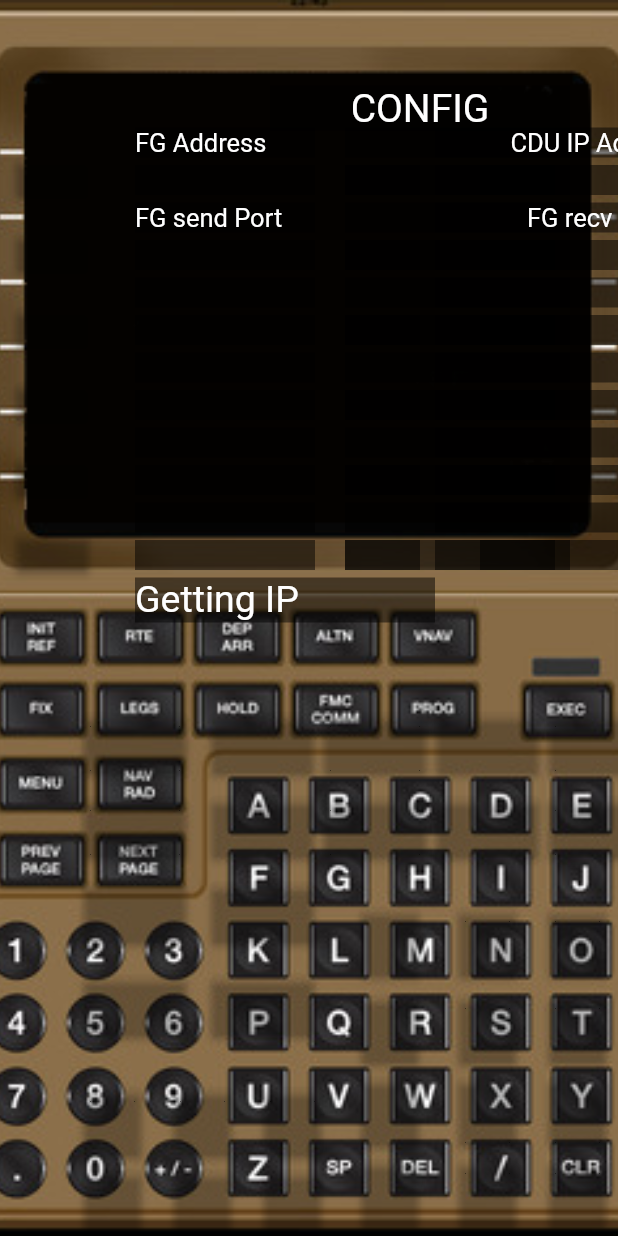
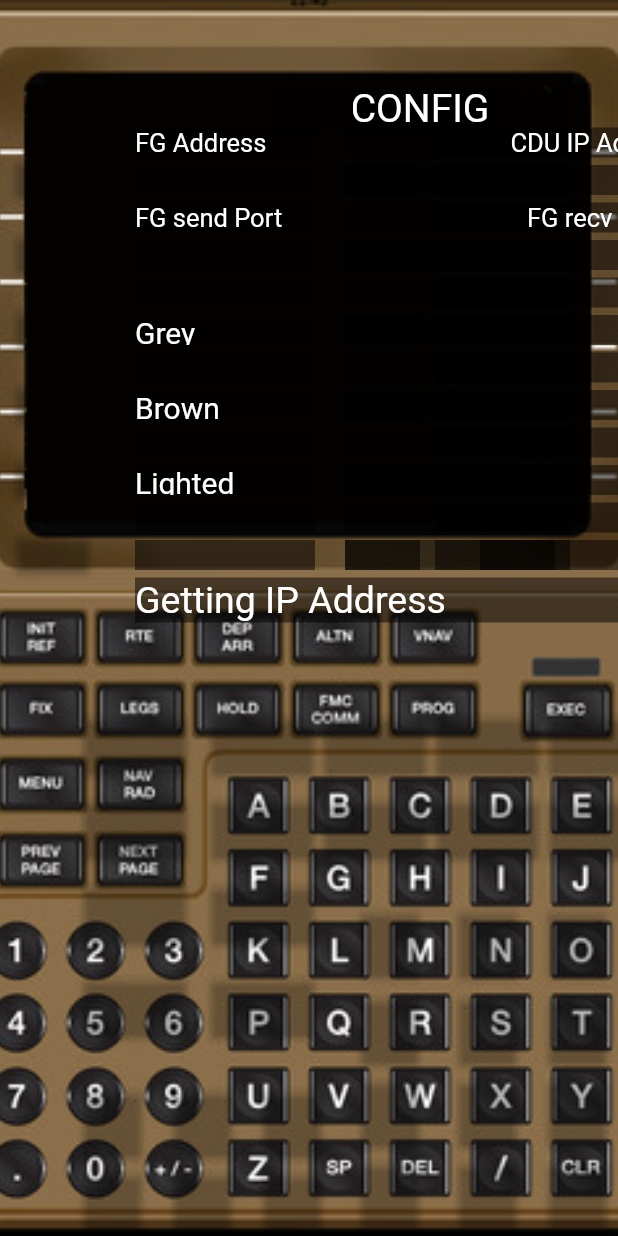
Before and after one commit to nitinsane/virtual_cdu_app, a Flutter app: the screen it shows after launch, on a phone screen of 412 x 824 dp. Run offline on Flutter 3.47's test engine with Material 2 defaults, Android fonts, the phone set to English and light mode, and no system bars; our stand-ins replace permission_handler; missing offline and left inert: network_info_plus.

Commit message:
added new skins

```diff
--- a/lib/main.dart
+++ b/lib/main.dart
@@ -205,7 +205,7 @@ const double lineLine6Y = lineLine5Y + lineSpacingOffset;
 /// //////////////////
 //const double lineScratchBufX = 180;
 const double lineScratchBufY = 385;
-const double lineScratchBufWidth = 200;
+const double lineScratchBufWidth = 400;
 const double lineScratchBufHeight = 30;
 
 ////////////////////////////////////////////////
@@ -302,6 +302,11 @@ class _MyHomePageState extends State<MyHomePage> {
 
   bool inInitMode = true;
 
+  String backgroundImage = "assets/images/Virtual-CDU-777.png";
+  String greyBackgroundImage = "assets/images/boeing_grey.png";
+  String lightmapBackgroundImage = "assets/images/boeing_lightmap.png";
+  String brownBackgroundImage = "assets/images/boeing_brown.png";
+
   // constructor
   _MyHomePageState() {
     debugPrint("in myclassstate constructor");
@@ -312,6 +317,10 @@ class _MyHomePageState extends State<MyHomePage> {
     inputArray[lineLine2LeftTitleIndex] = "FG send Port";
     inputArray[lineLine2RightTitleIndex] = "FG recv  Port";
     inputArray[lineScratchBuffIndex] = "Getting IP Address";
+
+    inputArray[lineLine3LeftIndex] = "Grey";
+    inputArray[lineLine4LeftIndex] = "Brown";
+    inputArray[lineLine5LeftIndex] = "Lighted";
     //update();
 
     gettingIP().then((ip) {
@@ -377,9 +386,9 @@ class _MyHomePageState extends State<MyHomePage> {
       body: Container(
         width: MediaQuery.of(context).size.width,
         height: MediaQuery.of(context).size.height,
-        decoration: const BoxDecoration(
+        decoration: BoxDecoration(
           image: DecorationImage(
-            image: AssetImage("assets/images/Virtual-CDU-777.png"),
+            image: AssetImage(backgroundImage),
             fit: BoxFit.cover,
           ),
         ),
@@ -481,6 +490,15 @@ class _MyHomePageState extends State<MyHomePage> {
     } else if (button == "LSK2R") {
       inputArray[lineLine2RightIndex] = inputArray[lineScratchBuffIndex];
       inputArray[lineScratchBuffIndex] = "";
+      update();
+    } else if (button == "LSK3L") {
+      backgroundImage = greyBackgroundImage;
+      update();
+    } else if (button == "LSK4L") {
+      backgroundImage = brownBackgroundImage;
+      update();
+    } else if (button == "LSK5L") {
+      backgroundImage = lightmapBackgroundImage;
       update();
     } else if (button == "CLR") {
       // remove last character if there are any
--- a/pubspec.yaml
+++ b/pubspec.yaml
@@ -65,6 +65,9 @@ flutter:
   #   - images/a_dot_ham.jpeg
   assets:
     - assets/images/Virtual-CDU-777.png
+    - assets/images/boeing_grey.png
+    - assets/images/boeing_brown.png
+    - assets/images/boeing_lightmap.png
 
   # An image asset can refer to one or more resolution-specific "variants", see
   # https://flutter.dev/assets-and-images/#resolution-aware
```
Also changed, not shown: assets/images/boeing_brown.png (added), assets/images/boeing_grey.png (added), assets/images/boeing_lightmap.png (added).
